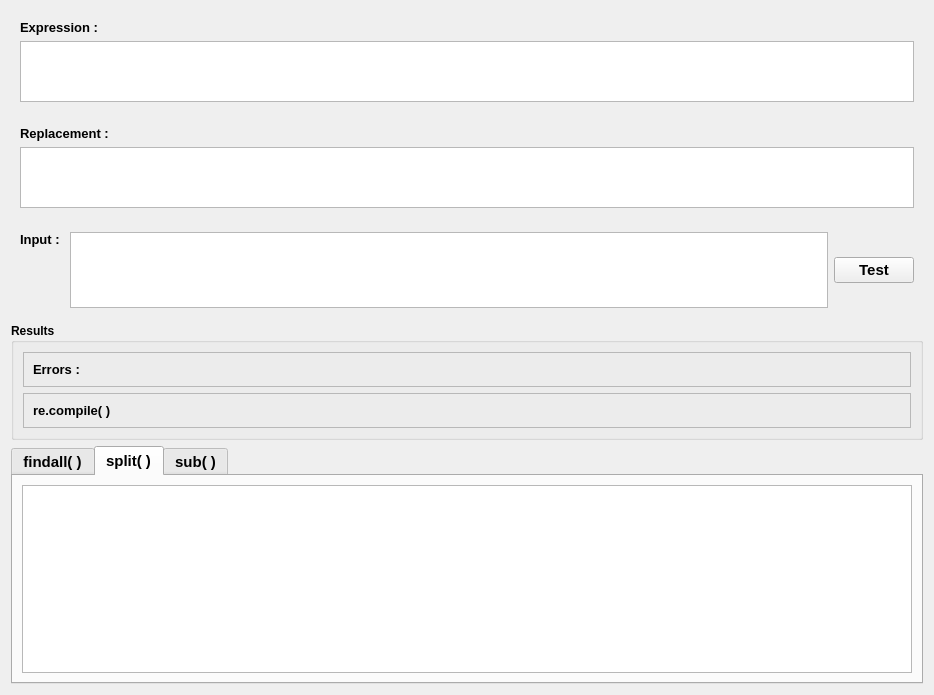
First picture: the form in ui/pythonform.ui, repository juliendz/regex-ace, before the edit.
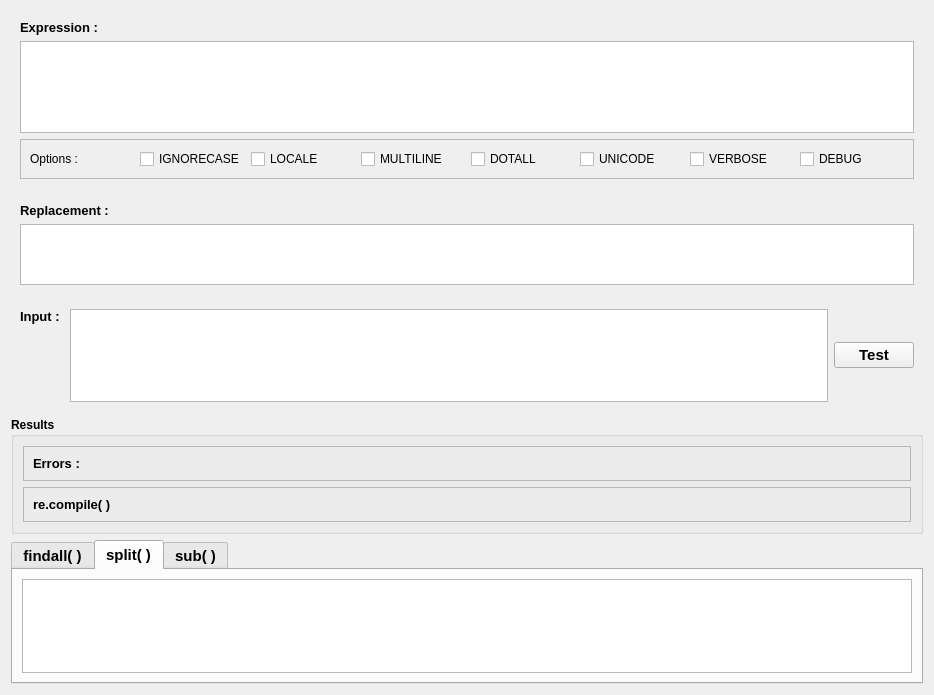
Second picture: the form after the edit. The open tabs and pages were chosen to show the change.

What changed in the file:
```diff
--- a/ui/pythonform.ui
+++ b/ui/pythonform.ui
@@ -13,22 +13,16 @@
   <property name="windowTitle">
    <string>Form</string>
   </property>
-  <layout class="QVBoxLayout" name="verticalLayout_3">
+  <layout class="QVBoxLayout" name="verticalLayout">
    <item>
     <widget class="QFrame" name="frame">
-     <property name="maximumSize">
-      <size>
-       <width>16777215</width>
-       <height>100</height>
-      </size>
-     </property>
      <property name="frameShape">
       <enum>QFrame::NoFrame</enum>
      </property>
      <property name="frameShadow">
       <enum>QFrame::Raised</enum>
      </property>
-     <layout class="QVBoxLayout" name="verticalLayout">
+     <layout class="QVBoxLayout" name="verticalLayout_3">
       <item>
        <widget class="QLabel" name="label">
         <property name="font">
@@ -54,7 +48,79 @@
        </widget>
       </item>
       <item>
-       <widget class="QTextEdit" name="txtBox_regexp"/>
+       <widget class="QTextEdit" name="txtBox_regexp">
+        <property name="acceptRichText">
+         <bool>false</bool>
+        </property>
+       </widget>
+      </item>
+      <item>
+       <widget class="QFrame" name="frame_4">
+        <property name="frameShape">
+         <enum>QFrame::StyledPanel</enum>
+        </property>
+        <property name="frameShadow">
+         <enum>QFrame::Raised</enum>
+        </property>
+        <layout class="QGridLayout" name="gridLayout_3">
+         <item row="0" column="0">
+          <widget class="QLabel" name="label_5">
+           <property name="text">
+            <string>Options : </string>
+           </property>
+          </widget>
+         </item>
+         <item row="0" column="1">
+          <widget class="QCheckBox" name="chkBox_py_ignorecase">
+           <property name="text">
+            <string>IGNORECASE</string>
+           </property>
+          </widget>
+         </item>
+         <item row="0" column="2">
+          <widget class="QCheckBox" name="chkBox_py_locale">
+           <property name="text">
+            <string>LOCALE</string>
+           </property>
+          </widget>
+         </item>
+         <item row="0" column="3">
+          <widget class="QCheckBox" name="chkbox_py_multiline">
+           <property name="text">
+            <string>MULTILINE</string>
+           </property>
+          </widget>
+         </item>
+         <item row="0" column="4">
+          <widget class="QCheckBox" name="chkBox_py_dotall">
+           <property name="text">
+            <string>DOTALL</string>
+           </property>
+          </widget>
+         </item>
+         <item row="0" column="5">
+          <widget class="QCheckBox" name="chkBox_py_unicode">
+           <property name="text">
+            <string>UNICODE</string>
+           </property>
+          </widget>
+         </item>
+         <item row="0" column="6">
+          <widget class="QCheckBox" name="chkBox_py_verbose">
+           <property name="text">
+            <string>VERBOSE</string>
+           </property>
+          </widget>
+         </item>
+         <item row="0" column="7">
+          <widget class="QCheckBox" name="chkBox_py_debug">
+           <property name="text">
+            <string>DEBUG</string>
+           </property>
+          </widget>
+         </item>
+        </layout>
+       </widget>
       </item>
      </layout>
     </widget>
@@ -106,12 +172,6 @@
    </item>
    <item>
     <widget class="QFrame" name="frame_2">
-     <property name="maximumSize">
-      <size>
-       <width>16777215</width>
-       <height>100</height>
-      </size>
-     </property>
      <property name="frameShape">
       <enum>QFrame::NoFrame</enum>
      </property>
```
Left out of the diff: 2 changed lines with no effect on the pictures.
